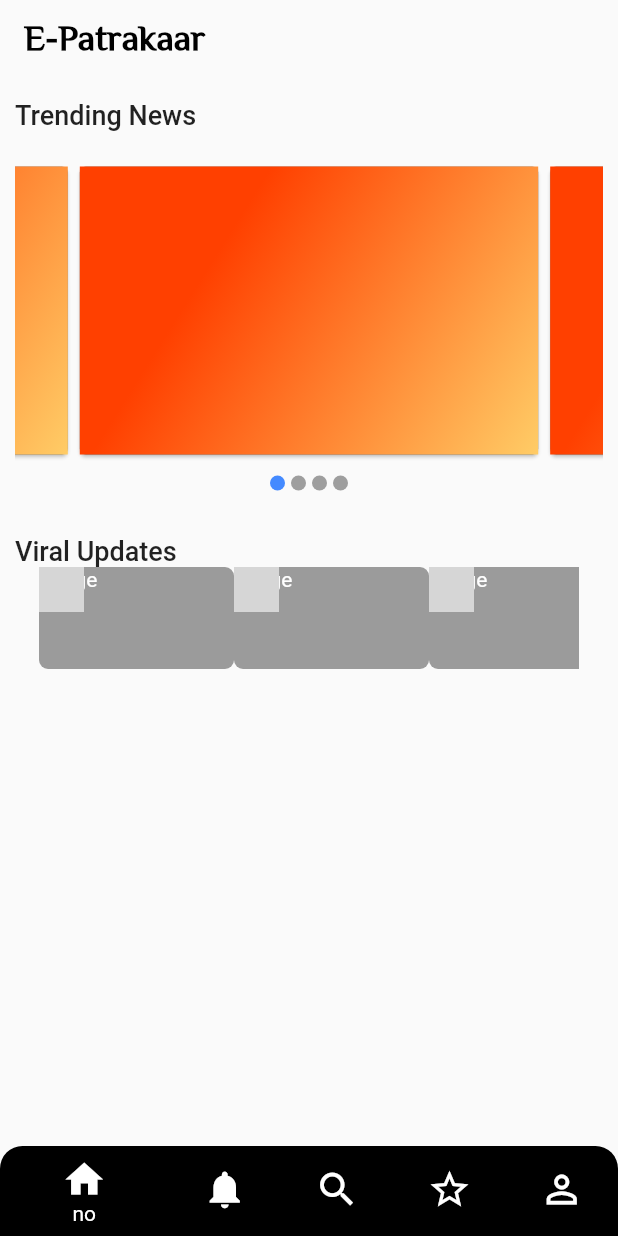
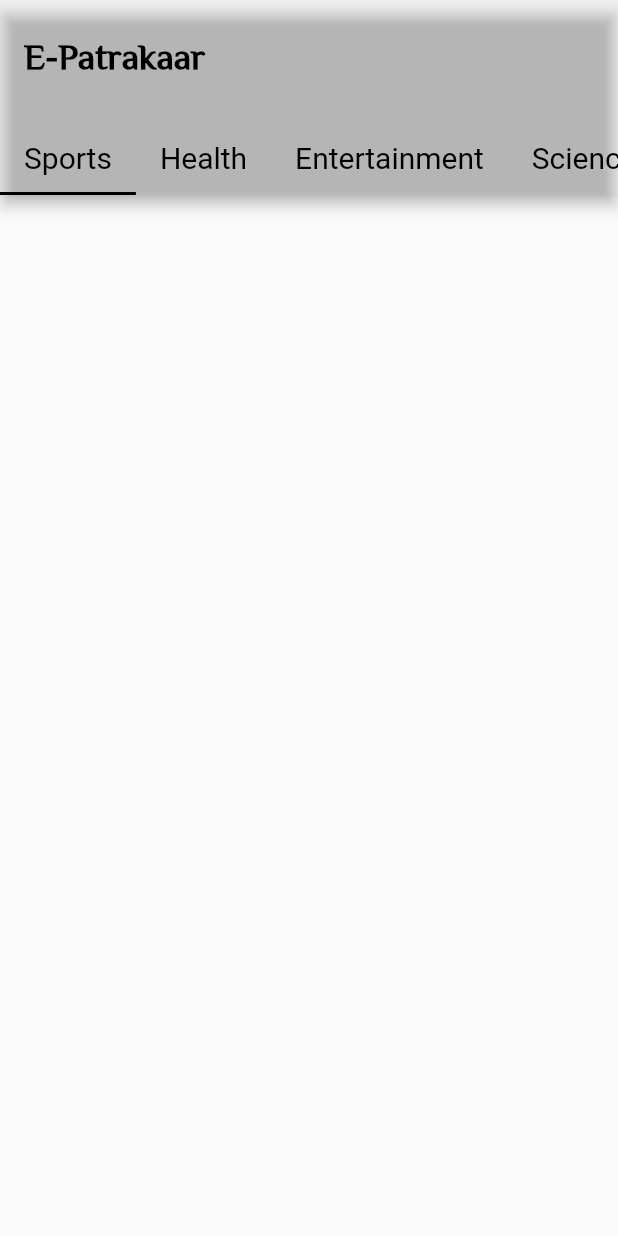
Before and after one commit to VanshitaKanodia/e_patrakaar, a Flutter app: the screen it shows after launch, on a phone screen of 412 x 824 dp. Run offline on Flutter 3.47's test engine with Material 2 defaults, Android fonts, the light colour scheme and no system bars; drawn by our look-alikes of carousel_slider; grey boxes are pictures that could not be loaded.

Commit message:
Home Page fix

```diff
--- a/lib/main.dart
+++ b/lib/main.dart
@@ -1,4 +1,5 @@
-import 'package:e_patrakar/pages/page_1.dart';
+import 'package:e_patrakar/pages/Notification_page.dart';
+import 'package:e_patrakar/pages/home_page.dart';
 import 'package:flutter/material.dart';
 
 void main() {
@@ -20,9 +21,10 @@ class _MyAppState extends State<MyApp> {
       theme: ThemeData(
         primaryColor: Colors.white,
       ),
-      initialRoute: 'page_1',
+      initialRoute: '/sound',
       routes: {
-        'page_1': (context) => HomePage(),
+        '/home_page': (context) => HomePage(),
+        '/sound' : (context) => NotificationPage(),
       }
     );
   }
--- /dev/null
+++ b/lib/pages/Notification_page.dart
@@ -0,0 +1,113 @@
+import 'package:flutter/material.dart';
+
+
+class NotificationPage extends StatefulWidget {
+  const NotificationPage({Key? key}) : super(key: key);
+
+  @override
+  State<NotificationPage> createState() => _NotificationPageState();
+}
+
+class _NotificationPageState extends State<NotificationPage> with SingleTickerProviderStateMixin {
+  List<Tab> _tabList = [
+    Tab(child: Text("Sports",
+    style: TextStyle(
+      fontSize: 20,
+      fontWeight: FontWeight.w400,
+      color: Colors.black,
+    ),)),
+    Tab(child: Text("Health",
+        style: TextStyle(
+      fontSize: 20,
+      fontWeight: FontWeight.w400,
+      color: Colors.black,
+    ))),
+    Tab(child: Text("Entertainment",
+        style: TextStyle(
+          fontSize: 20,
+          fontWeight: FontWeight.w400,
+          color: Colors.black,
+        ))),
+    Tab(child: Text("Science",
+        style: TextStyle(
+          fontSize: 20,
+          fontWeight: FontWeight.w400,
+          color: Colors.black,
+        ))),
+    Tab(child: Text("Technology",
+        style: TextStyle(
+          fontSize: 20,
+          fontWeight: FontWeight.w400,
+          color: Colors.black,
+        ))),
+  ];
+  late TabController _tabController;
+
+  @override
+  void initState() {
+    super.initState();
+    _tabController = TabController(length: _tabList.length, vsync: this);
+  }
+  @override
+  void dispose(){
+    _tabController.dispose();
+    super.dispose();
+  }
+
+  @override
+
+  Widget build(BuildContext context) {
+    return SafeArea(
+      child: Scaffold(
+        appBar: AppBar(
+          toolbarHeight: 110.0,
+          backgroundColor: Colors.transparent,
+          title: Text(
+            'E-Patrakaar',
+            style: TextStyle(
+              fontFamily: 'ElMessiri',
+              fontSize: 24,
+              fontWeight: FontWeight.w700,
+              color: Colors.black,
+            ),
+          ),
+          bottom: PreferredSize(
+            preferredSize: Size.fromHeight(20.0),
+            child: TabBar(
+              indicatorColor: Colors.black,
+              isScrollable: true,
+              labelColor: Colors.black,
+              controller: _tabController,
+              tabs: _tabList,
+            ),
+          ),
+        ),
+        body: TabBarView(
+          controller: _tabController,
+          children: [
+            Padding(padding: EdgeInsets.all(8.0),
+            child: Container(
+
+            ),),
+            Padding(padding: EdgeInsets.all(8.0),
+              child: Container(
+
+              ),),
+            Padding(padding: EdgeInsets.all(8.0),
+              child: Container(
+
+              ),),
+            Padding(padding: EdgeInsets.all(8.0),
+              child: Container(
+
+              ),),
+            Padding(padding: EdgeInsets.all(8.0),
+              child: Container(
+
+              ),),
+          ],
+        ),
+      ),
+    );
+  }
+}
--- a/lib/pages/page_1.dart
+++ /dev/null
@@ -1,208 +0,0 @@
-import 'package:flutter/material.dart';
-import 'package:carousel_slider/carousel_slider.dart';
-import 'package:e_patrakar/utils/card_state.dart';
-
-
-
-class HomePage extends StatefulWidget {
-  const HomePage({Key? key}) : super(key: key);
-
-  @override
-  State<HomePage> createState() => _HomePageState();
-}
-
-class _HomePageState extends State<HomePage> {
-
-  int _currentIndex=0;
-
-  @override
-  Widget build(BuildContext context) {
-    return Scaffold(
-        appBar: AppBar(
-          elevation: 0.0,
-          title: Text('E-Patrakaar',
-            style: TextStyle(
-              fontWeight: FontWeight.w700,
-              fontSize: 24,
-              fontFamily: 'ElMessiri',
-              color: Colors.black,
-            ),),
-          backgroundColor: Colors.transparent,
-        ),
-        body: SingleChildScrollView(
-          child: Padding(
-            padding: EdgeInsets.all(10),
-            child: Column(
-              mainAxisAlignment: MainAxisAlignment.start,
-              crossAxisAlignment: CrossAxisAlignment.start,
-              children: [
-                Text('Trending News',
-                  style: TextStyle(
-                    fontSize: 18.0,
-                    fontWeight: FontWeight.w500,
-                  ),),
-                SizedBox(height: 20.0,),
-
-                CarouselSlider(
-                    options: CarouselOptions(
-                      height: 200.0,
-                      autoPlay: false,
-                      aspectRatio: 16/9,
-                      onPageChanged: (index, reason) {
-                        setState(() {
-                          _currentIndex = index;
-                        });
-                      },
-                    ),
-                  items:
-                    cardList.map((card)
-                      {
-                        return Container(
-                          height: MediaQuery.of(context).size.height * 30.0,
-                          width: MediaQuery.of(context).size.width,
-                          child: Card(
-                            color: Colors.black38,
-                            child: card,
-                          ),
-                        );
-                    }).toList(),
-                ),
-
-                Row(
-                  mainAxisAlignment: MainAxisAlignment.center,
-                  children: map<Widget>(cardList, (index, url) {
-                    return Container(
-                      width: 10.0,
-                      height: 10.0,
-                      margin: EdgeInsets.symmetric(vertical: 10.0, horizontal: 2.0),
-                      decoration: BoxDecoration(
-                        shape: BoxShape.circle,
-                        color: _currentIndex == index ? Colors.blueAccent : Colors.grey,
-                      ),
-                    );
-                  }),
-                ),
-                SizedBox(height:20.0),
-
-                Text('Viral Updates',
-                style: TextStyle(
-                  fontSize: 18.0,
-                  fontWeight: FontWeight.w500,
-                ),),
-
-                Container(
-                  child: Column(
-                    children: [
-                      Container(
-                        padding: EdgeInsets.symmetric(horizontal: 16),
-                        height: 70.0,
-                        child: ListView.builder(
-                            itemCount: 10,
-                            scrollDirection: Axis.horizontal,
-                            shrinkWrap: true,
-                            itemBuilder: (context, index)
-                            {
-                              return CategoryTile();
-                            }
-                        ),
-                      )
-                    ],
-                  )
-                ),
-              ],
-            ),
-          ),
-        ),
-
-        bottomNavigationBar: Container(
-          decoration: BoxDecoration(
-            color: Colors.black,
-            borderRadius: BorderRadius.only(
-                topLeft: Radius.circular(15), topRight: Radius.circular(15)),
-          ),
-          child: BottomBar(),
-        )
-    );
-  }
-}
-
-class CategoryTile extends StatelessWidget {
-
-   final image;
-  CategoryTile({this.image});
-  @override
-  Widget build(BuildContext context) {
-    return Container(
-      // margin: EdgeInsets.only(right: 16),
-        child: Stack(
-        children: [
-        ClipRRect(
-        borderRadius: BorderRadius.circular(6),
-          child:
-            Image.asset('',
-          height: 30.0,
-          width: 30.0,
-          fit: BoxFit.cover,),
-        ),
-          Container(
-            width: 130.0,
-              height: 68.0,
-            decoration: BoxDecoration(
-              borderRadius: BorderRadius.circular(6),
-              color: Colors.black38,
-            ),
-            child: Text("Image",
-            style: TextStyle(
-              color: Colors.white,
-            ),),
-          )
-      ]
-        ),
-
-      // ),
-    );
-  }
-}
-
-
-class BottomBar extends StatelessWidget {
-
-  @override
-  Widget build(BuildContext context) {
-    return BottomNavigationBar(
-      elevation: 0.0,
-      // selectedItemColor: Colors.white,
-      items: [
-        BottomNavigationBarItem(
-            backgroundColor: Colors.transparent,
-            icon: Icon(Icons.home,
-              size: 30.0,),
-            label: 'no'),
-
-        BottomNavigationBarItem(
-            backgroundColor: Colors.transparent,
-            icon: Icon(Icons.notifications,
-              size: 30.0,),
-            label: 'no'),
-
-        BottomNavigationBarItem(
-            backgroundColor: Colors.transparent,
-            icon: Icon(Icons.search,
-              size: 30.0,),
-            label: 'no'),
-
-        BottomNavigationBarItem(
-            backgroundColor: Colors.transparent,
-            icon: Icon(Icons.star_border,
-              size: 30.0,),
-            label: 'no'),
-
-        BottomNavigationBarItem(
-            backgroundColor: Colors.transparent,
-            icon: Icon(Icons.person_outline,
-              size: 30.0,),
-            label: 'Profile'),
-      ],
-    );
-  }
-}
--- a/lib/utils/routes.dart
+++ b/lib/utils/routes.dart
@@ -1,4 +1,5 @@
 class MyRoutes
 {
-  static String page_1 = '/home';
+  static String home_page = '/home';
+  static String notification_page = '/sound';
 }
```
Also changed, not shown: lib/pages/home_page.dart (added, +308 -0 lines), lib/utils/bottom_bar.dart (added, +82 -0 lines), lib/utils/news_model.dart (deleted, +0 -21 lines).
